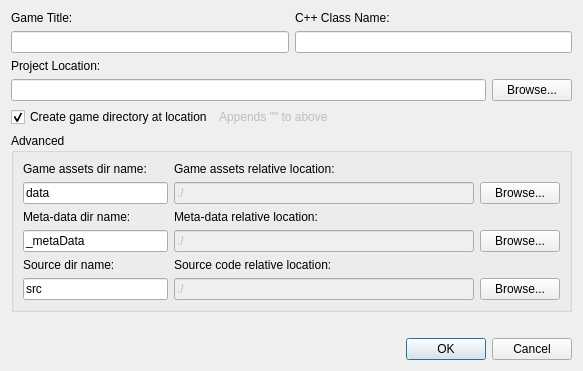
First picture: the form in Editor/src/Dialogs/DlgNewProject.ui, repository GameOverture/HarmonyEngine, before the edit.
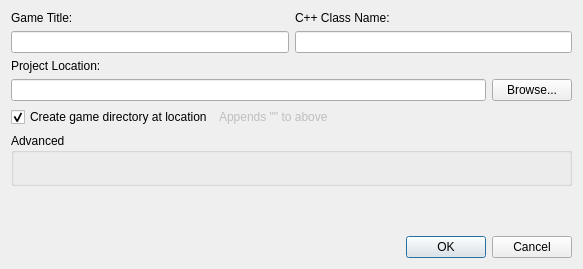
Second picture: the form after the edit. Custom widgets are drawn as their Qt base class.

Commit message: WgtMakeRelDir widget added and implemented into NewProject and NewBuild dialogs; Better gen proj CMakeLists file

Patch:
```diff
--- a/Editor/src/Dialogs/DlgNewProject.ui
+++ b/Editor/src/Dialogs/DlgNewProject.ui
@@ -7,7 +7,7 @@
     <x>0</x>
     <y>0</y>
     <width>583</width>
-    <height>365</height>
+    <height>269</height>
    </rect>
   </property>
   <property name="windowTitle">
@@ -104,201 +104,15 @@
      <property name="title">
       <string>Advanced</string>
      </property>
-     <layout class="QGridLayout" name="gridLayout_3">
-      <item row="9" column="0">
-       <widget class="QLineEdit" name="txtSrcDirName">
-        <property name="sizePolicy">
-         <sizepolicy hsizetype="Fixed" vsizetype="Fixed">
-          <horstretch>0</horstretch>
-          <verstretch>0</verstretch>
-         </sizepolicy>
-        </property>
-        <property name="minimumSize">
-         <size>
-          <width>145</width>
-          <height>0</height>
-         </size>
-        </property>
-        <property name="text">
-         <string>src</string>
-        </property>
-       </widget>
+     <layout class="QVBoxLayout" name="verticalLayout">
+      <item>
+       <widget class="WgtMakeRelDir" name="wgtDataDir" native="true"/>
       </item>
-      <item row="3" column="0">
-       <widget class="QLineEdit" name="txtMetaDataDirName">
-        <property name="sizePolicy">
-         <sizepolicy hsizetype="Fixed" vsizetype="Fixed">
-          <horstretch>0</horstretch>
-          <verstretch>0</verstretch>
-         </sizepolicy>
-        </property>
-        <property name="minimumSize">
-         <size>
-          <width>145</width>
-          <height>0</height>
-         </size>
-        </property>
-        <property name="text">
-         <string>_metaData</string>
-        </property>
-       </widget>
+      <item>
+       <widget class="WgtMakeRelDir" name="wgtMetaDir" native="true"/>
       </item>
-      <item row="2" column="0">
-       <widget class="QLabel" name="label_2">
-        <property name="sizePolicy">
-         <sizepolicy hsizetype="Fixed" vsizetype="Preferred">
-          <horstretch>0</horstretch>
-          <verstretch>0</verstretch>
-         </sizepolicy>
-        </property>
-        <property name="minimumSize">
-         <size>
-          <width>145</width>
-          <height>0</height>
-         </size>
-        </property>
-        <property name="text">
-         <string>Meta-data dir name:</string>
-        </property>
-       </widget>
-      </item>
-      <item row="1" column="0">
-       <widget class="QLineEdit" name="txtAssetsDirName">
-        <property name="sizePolicy">
-         <sizepolicy hsizetype="Fixed" vsizetype="Fixed">
-          <horstretch>0</horstretch>
-          <verstretch>0</verstretch>
-         </sizepolicy>
-        </property>
-        <property name="minimumSize">
-         <size>
-          <width>145</width>
-          <height>0</height>
-         </size>
-        </property>
-        <property name="text">
-         <string>data</string>
-        </property>
-       </widget>
-      </item>
-      <item row="9" column="1">
-       <widget class="QLineEdit" name="txtRelativeSrcLocation">
-        <property name="enabled">
-         <bool>false</bool>
-        </property>
-        <property name="text">
-         <string>./</string>
-        </property>
-        <property name="readOnly">
-         <bool>true</bool>
-        </property>
-       </widget>
-      </item>
-      <item row="8" column="0">
-       <widget class="QLabel" name="label_8">
-        <property name="sizePolicy">
-         <sizepolicy hsizetype="Fixed" vsizetype="Preferred">
-          <horstretch>0</horstretch>
-          <verstretch>0</verstretch>
-         </sizepolicy>
-        </property>
-        <property name="minimumSize">
-         <size>
-          <width>145</width>
-          <height>0</height>
-         </size>
-        </property>
-        <property name="text">
-         <string>Source dir name:</string>
-        </property>
-       </widget>
-      </item>
-      <item row="3" column="2">
-       <widget class="QPushButton" name="btnBrowseMetaData">
-        <property name="text">
-         <string>Browse...</string>
-        </property>
-       </widget>
-      </item>
-      <item row="1" column="2">
-       <widget class="QPushButton" name="btnBrowseAssets">
-        <property name="text">
-         <string>Browse...</string>
-        </property>
-       </widget>
-      </item>
-      <item row="2" column="1">
-       <widget class="QLabel" name="label_6">
-        <property name="text">
-         <string>Meta-data relative location:</string>
-        </property>
-       </widget>
-      </item>
-      <item row="1" column="1">
-       <widget class="QLineEdit" name="txtRelativeAssetsLocation">
-        <property name="enabled">
-         <bool>false</bool>
-        </property>
-        <property name="text">
-         <string>./</string>
-        </property>
-        <property name="readOnly">
-         <bool>true</bool>
-        </property>
-       </widget>
-      </item>
-      <item row="8" column="1">
-       <widget class="QLabel" name="label_9">
-        <property name="text">
-         <string>Source code relative location:</string>
-        </property>
-       </widget>
-      </item>
-      <item row="9" column="2">
-       <widget class="QPushButton" name="btnBrowseSrc">
-        <property name="text">
-         <string>Browse...</string>
-        </property>
-       </widget>
-      </item>
-      <item row="0" column="1">
-       <widget class="QLabel" name="label_5">
-        <property name="text">
-         <string>Game assets relative location:</string>
-        </property>
-       </widget>
-      </item>
-      <item row="3" column="1">
-       <widget class="QLineEdit" name="txtRelativeMetaDataLocation">
-        <property name="enabled">
-         <bool>false</bool>
-        </property>
-        <property name="text">
-         <string>./</string>
-        </property>
-        <property name="readOnly">
-         <bool>true</bool>
-        </property>
-       </widget>
-      </item>
-      <item row="0" column="0">
-       <widget class="QLabel" name="label">
-        <property name="sizePolicy">
-         <sizepolicy hsizetype="Fixed" vsizetype="Preferred">
-          <horstretch>0</horstretch>
-          <verstretch>0</verstretch>
-         </sizepolicy>
-        </property>
-        <property name="minimumSize">
-         <size>
-          <width>145</width>
-          <height>0</height>
-         </size>
-        </property>
-        <property name="text">
-         <string>Game assets dir name:</string>
-        </property>
-       </widget>
+      <item>
+       <widget class="WgtMakeRelDir" name="wgtSrcDir" native="true"/>
       </item>
      </layout>
      <zorder>label</zorder>
@@ -356,6 +170,14 @@
    </item>
   </layout>
  </widget>
+ <customwidgets>
+  <customwidget>
+   <class>WgtMakeRelDir</class>
+   <extends>QWidget</extends>
+   <header>WgtMakeRelDir.h</header>
+   <container>1</container>
+  </customwidget>
+ </customwidgets>
  <tabstops>
   <tabstop>txtTitleName</tabstop>
   <tabstop>txtClassName</tabstop>
```
Left out of the diff: 21 changed lines with no effect on the pictures. The commit also changes 13 other files.
